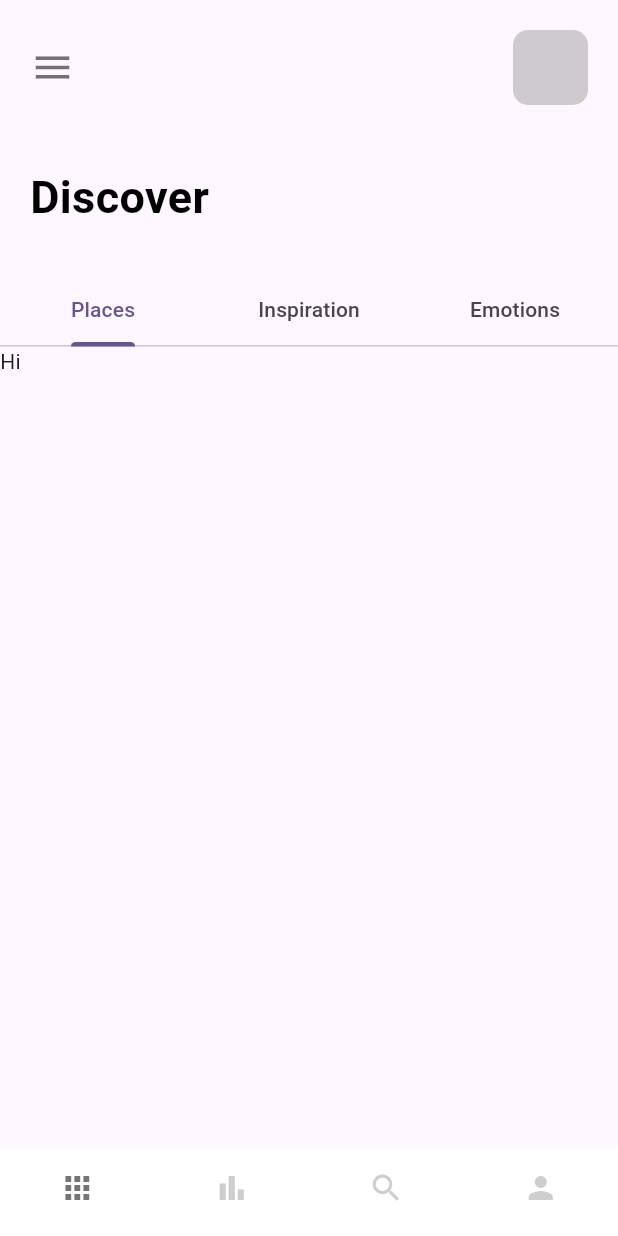
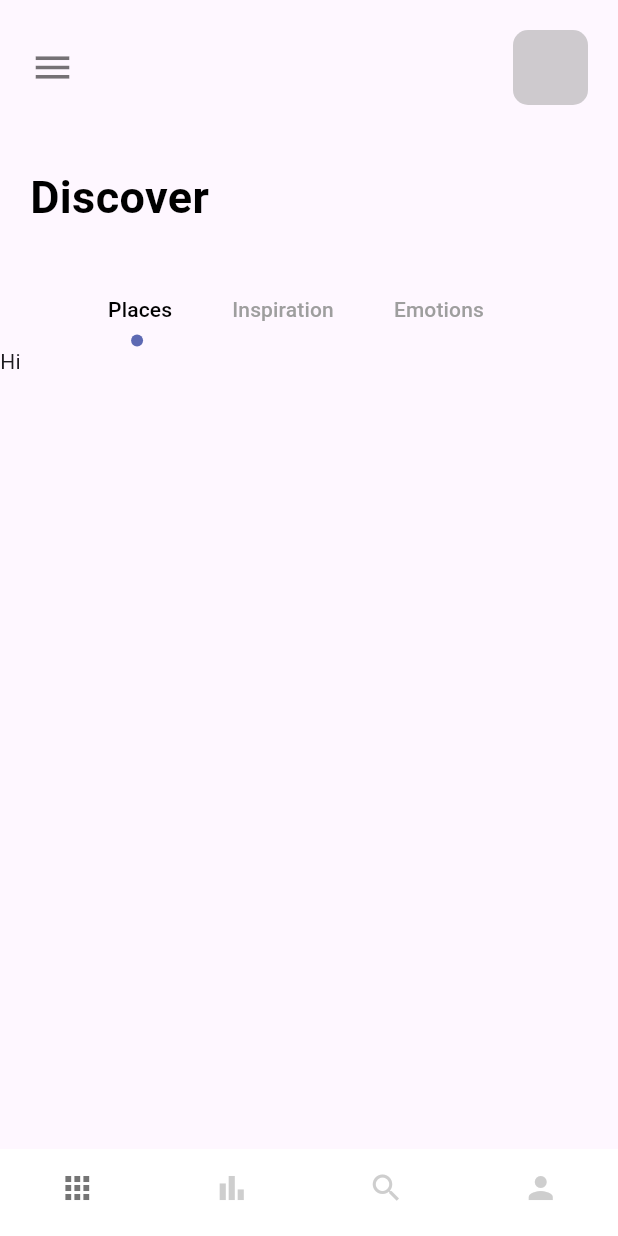
Before and after one commit to fidelisnwabisi/travel_app, a Flutter app: the screen it shows after launch, on a phone screen of 412 x 824 dp. Run offline on Flutter 3.47's test engine with Material 2 defaults, Android fonts, the phone set to English and light mode, and no system bars.

Commit message:
added TabBar features

```diff
--- a/lib/pages/nav_pages/home_page.dart
+++ b/lib/pages/nav_pages/home_page.dart
@@ -1,4 +1,5 @@
 import 'package:flutter/material.dart';
+import 'package:travel_app/misc/colors.dart';
 import 'package:travel_app/widgets/app_large_text.dart';
 
 class HomePage extends StatefulWidget {
@@ -47,19 +48,30 @@ class _HomePageState extends State<HomePage> with TickerProviderStateMixin {
             const SizedBox(height: 30),
             // TabBar
             Container(
+              child: Align(
+                alignment: Alignment.centerLeft,
                 child: TabBar(
+                  dividerColor: Colors.transparent,
+                  labelPadding: const EdgeInsets.only(left: 20, right: 20),
+                  labelColor: Colors.black,
                   controller: _tabController,
-                tabs: [
+                  unselectedLabelColor: Colors.grey,
+                  isScrollable: true,
+                  indicatorSize: TabBarIndicatorSize.label,
+                  indicator:
+                      CircleTabIndicator(color: AppColors.mainColor, radius: 4),
+                  tabs: const [
                     Tab(text: "Places"),
                     Tab(text: "Inspiration"),
                     Tab(text: "Emotions"),
                   ],
                 ),
               ),
+            ),
             Container(
               height: 300,
               width: double.maxFinite,
-              child: TabBarView(controller: _tabController, children: [
+              child: TabBarView(controller: _tabController, children: const [
                 Text("Hi"),
                 Text("There"),
                 Text("Bye"),
@@ -71,3 +83,32 @@ class _HomePageState extends State<HomePage> with TickerProviderStateMixin {
     );
   }
 }
+
+class CircleTabIndicator extends Decoration {
+  final Color color;
+  double radius;
+  CircleTabIndicator({required this.color, required this.radius});
+
+  @override
+  BoxPainter createBoxPainter([VoidCallback? onChanged]) {
+    return _CirclePainter(color: color, radius: radius);
+  }
+}
+
+class _CirclePainter extends BoxPainter {
+  final Color color;
+  double radius;
+  _CirclePainter({required this.color, required this.radius});
+
+  @override
+  void paint(Canvas canvas, Offset offset, ImageConfiguration configuration) {
+    Paint _paint = Paint();
+    _paint.color = color;
+    _paint.isAntiAlias = true;
+    final Offset circleOffset = Offset(
+        configuration.size!.width / 2 - radius / 2,
+        configuration.size!.height - radius);
+
+    canvas.drawCircle(offset + circleOffset, radius, _paint);
+  }
+}
```
Lines whose indentation alone changed are shown as unchanged.
